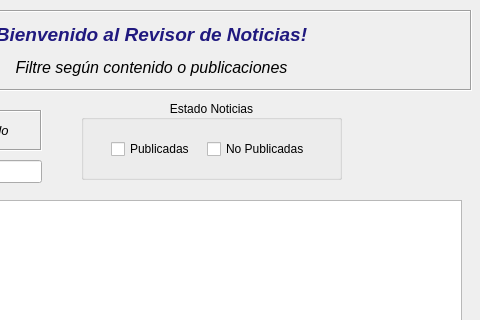
This is codigos/ui_portal_usr.ui in DotPin/TrabajoGrupal as Qt 5 draws it before an edit; both pictures show x 179 to 659 and y 0 to 320 of the 659 by 462 pixel window. The edited form follows.
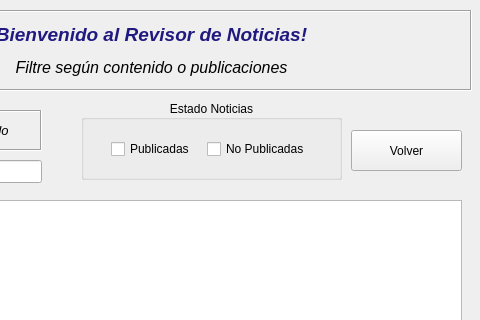
This is the edited form.

The edit to the form file:
```diff
--- a/codigos/ui_portal_usr.ui
+++ b/codigos/ui_portal_usr.ui
@@ -131,6 +131,19 @@
     </rect>
    </property>
   </widget>
+  <widget class="QPushButton" name="pushButton">
+   <property name="geometry">
+    <rect>
+     <x>530</x>
+     <y>130</y>
+     <width>111</width>
+     <height>41</height>
+    </rect>
+   </property>
+   <property name="text">
+    <string>Volver</string>
+   </property>
+  </widget>
  </widget>
  <layoutdefault spacing="6" margin="11"/>
  <resources/>
```
Left out of the diff: 4 changed lines with no effect on the pictures.
